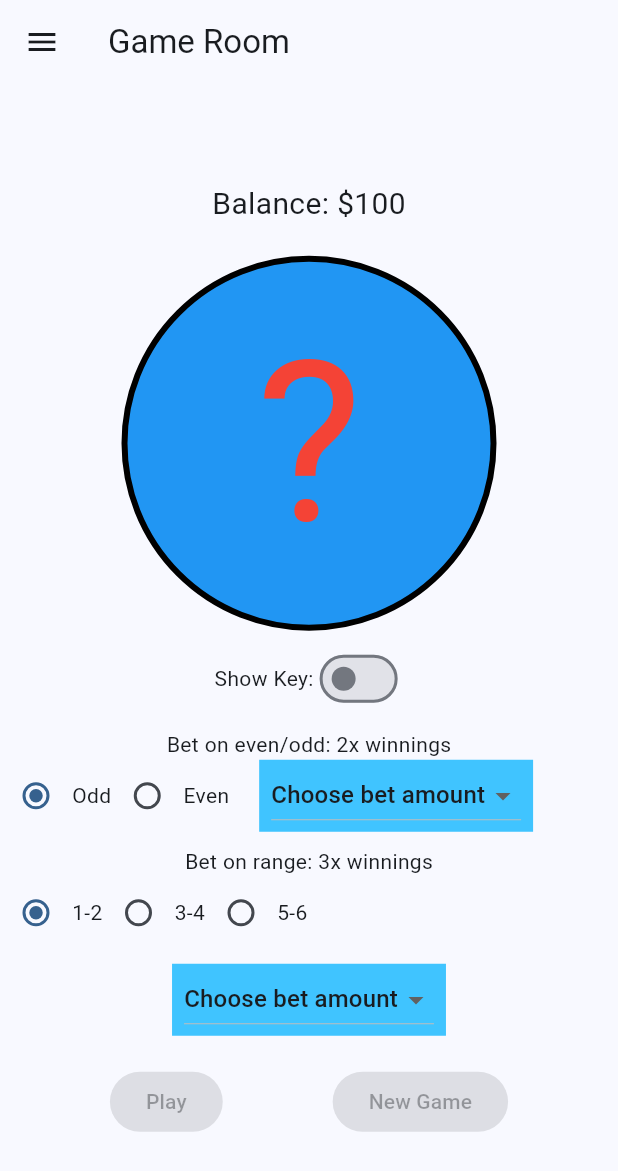
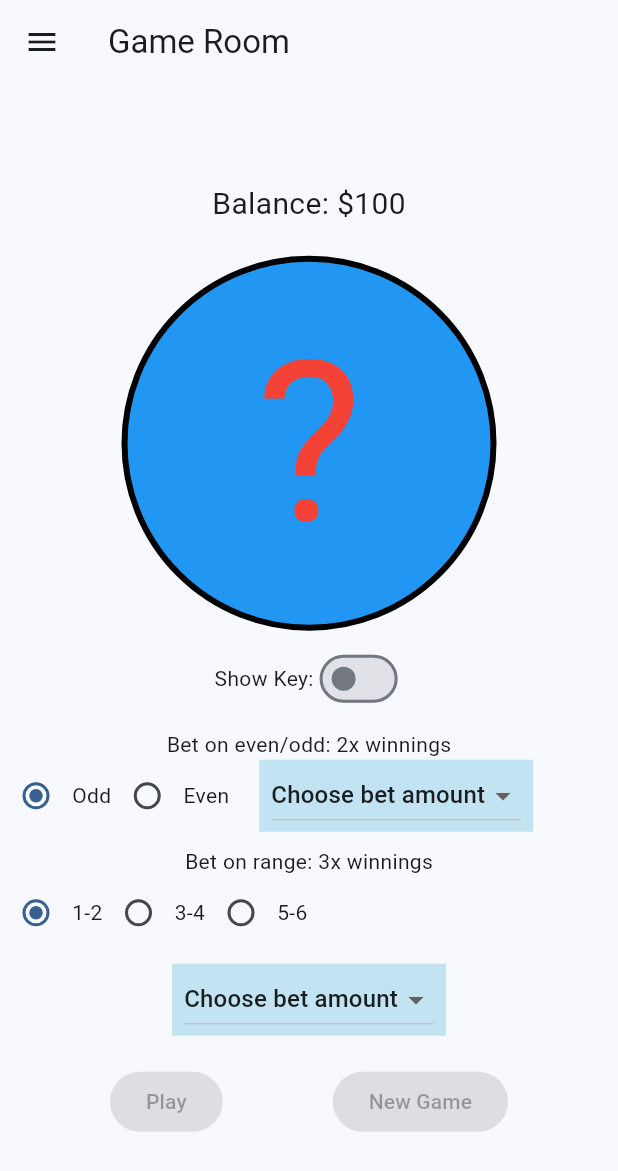
Before and after one commit to JesithY/Project-4, a Flutter app: the GameRoomScreen screen opened by its route, on a phone screen of 412 x 824 dp. Shown: the top 1171 px of the screen. Run offline on Flutter 3.47's test engine with Material 3 defaults, Android fonts, the phone set to English and light mode, and no system bars; our stand-ins replace firebase_auth, firebase_core; accounts and stored records are empty.

```diff
--- a/lib/view/gameroom_screen.dart
+++ b/lib/view/gameroom_screen.dart
@@ -208,7 +208,7 @@ class GameRoomState extends State<GameRoomScreen> {
                 ],
               ),
               Container(
-                color: Colors.lightBlueAccent,
+                color: const Color.fromARGB(255, 194, 227, 241),
                 padding: const EdgeInsets.symmetric(horizontal: 8.0),
                 child: DropdownButton<int?>(
                   value: widget.model.betAmount,
@@ -271,7 +271,7 @@ class GameRoomState extends State<GameRoomScreen> {
         ),
         const SizedBox(height: 10),
         Container(
-          color: Colors.lightBlueAccent,
+          color: const Color.fromARGB(255, 194, 227, 241),
           padding: const EdgeInsets.symmetric(horizontal: 8.0),
           child: DropdownButton<int?>(
             value: widget.model.rangeBetAmount,
```
Also changed, not shown: lib/model/game_model.dart (line endings or trailing spaces).
